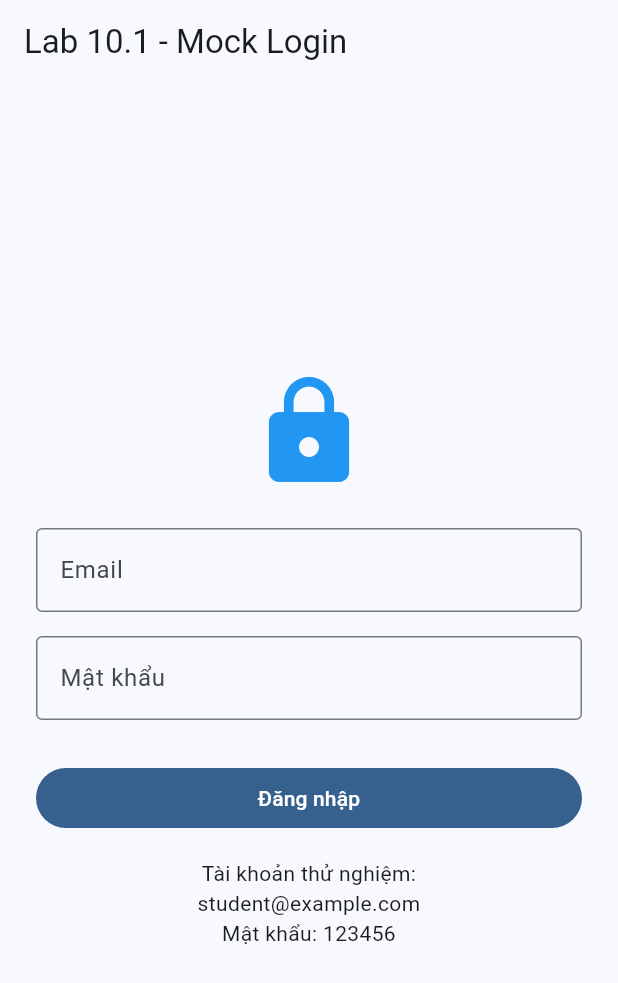
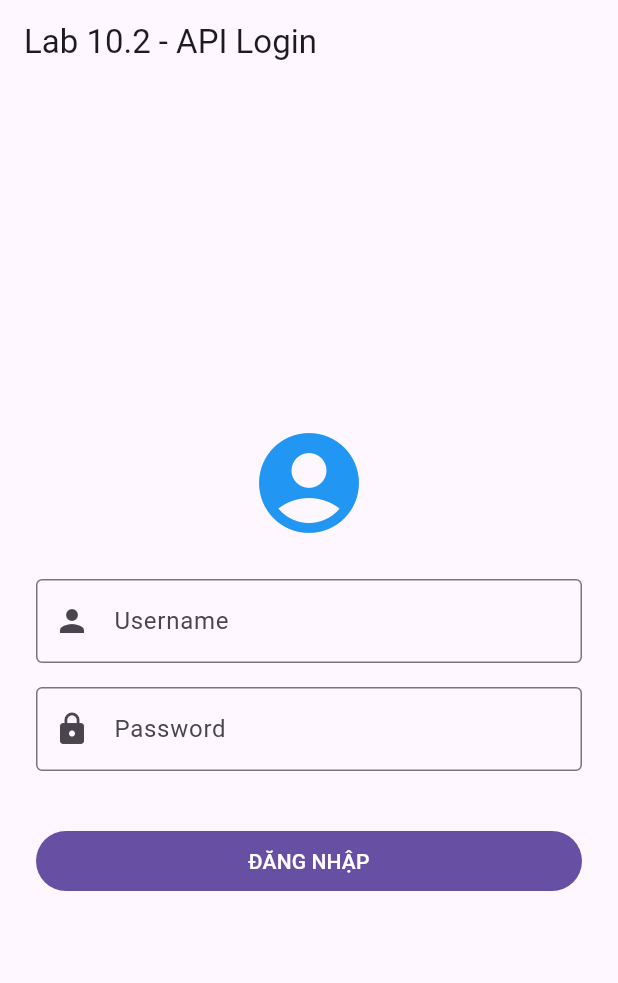
Before and after one commit to bacbac2004/PRM393_LAB, a Flutter app: the screen it shows after launch, on a phone screen of 412 x 824 dp. Shown: the top 983 px of the screen. Run offline on Flutter 3.47's test engine with Material 3 defaults, Android fonts, the phone set to English and light mode, and no system bars.

Commit message:
add lab10.2

```diff
--- a/lab10/lib/main.dart
+++ b/lab10/lib/main.dart
@@ -1,20 +1,14 @@
+
+import 'dart:convert';
+import 'dart:io';
 
 import 'package:flutter/material.dart';
 
-void main() => runApp(const MyApp());
-
-class MyApp extends StatelessWidget {
-  const MyApp({super.key});
-
-  @override
-  Widget build(BuildContext context) {
-    return MaterialApp(
+void main() {
+  runApp(const MaterialApp(
     debugShowCheckedModeBanner: false,
-      title: 'Mock Login',
-      theme: ThemeData(colorSchemeSeed: Colors.blue),
-      home: const LoginPage(),
-    );
-  }
+    home: LoginPage(),
+  ));
 }
 
 class LoginPage extends StatefulWidget {
@@ -25,47 +19,83 @@ class LoginPage extends StatefulWidget {
 }
 
 class _LoginPageState extends State<LoginPage> {
-  final formKey = GlobalKey<FormState>();
-  final emailController = TextEditingController();
+  final usernameController = TextEditingController();
   final passwordController = TextEditingController();
 
   bool loading = false;
-  String? error;
+  String message = '';
 
   Future<void> login() async {
-    if (!formKey.currentState!.validate()) return;
+    final username = usernameController.text.trim();
+    final password = passwordController.text;
+
+    if (username.isEmpty || password.isEmpty) {
+      setState(() => message = 'Vui lòng nhập đầy đủ thông tin');
+      return;
+    }
 
     setState(() {
       loading = true;
-      error = null;
+      message = '';
     });
 
-    // Giả lập gọi backend
-    await Future.delayed(const Duration(seconds: 2));
+    HttpClient? client;
+
+    try {
+      client = HttpClient();
+
+      final request = await client.postUrl(
+        Uri.parse('https://dummyjson.com/auth/login'),
+      );
+
+      request.headers.contentType = ContentType.json;
+
+      request.write(jsonEncode({
+        'username': username,
+        'password': password,
+        'expiresInMins': 30,
+      }));
+
+      final response = await request.close();
+      final body = await response.transform(utf8.decoder).join();
+      final data = jsonDecode(body) as Map<String, dynamic>;
 
       if (!mounted) return;
 
-    if (emailController.text.trim() == 'student@example.com' &&
-        passwordController.text == '123456') {
+      if (response.statusCode == 200) {
         Navigator.pushReplacement(
           context,
           MaterialPageRoute(
             builder: (_) => HomePage(
-            email: emailController.text.trim(),
+              name: data['firstName']?.toString() ?? username,
+              token: data['accessToken']?.toString() ?? '',
             ),
           ),
         );
       } else {
         setState(() {
-        error = 'Email hoặc mật khẩu không đúng';
-        loading = false;
+          message = data['message']?.toString()
+              ?? 'Đăng nhập thất bại';
         });
+      }
+    } catch (e) {
+      if (!mounted) return;
+
+      setState(() {
+        message = 'Không kết nối được máy chủ. Hãy thử lại.';
+      });
+    } finally {
+      client?.close(force: true);
+
+      if (mounted) {
+        setState(() => loading = false);
+      }
     }
   }
 
   @override
   void dispose() {
-    emailController.dispose();
+    usernameController.dispose();
     passwordController.dispose();
     super.dispose();
   }
@@ -73,71 +103,55 @@ class _LoginPageState extends State<LoginPage> {
   @override
   Widget build(BuildContext context) {
     return Scaffold(
-      appBar: AppBar(title: const Text('Lab 10.1 - Mock Login')),
+      appBar: AppBar(title: const Text('Lab 10.2 - API Login')),
       body: Center(
         child: SingleChildScrollView(
           padding: const EdgeInsets.all(24),
-          child: Form(
-            key: formKey,
           child: Column(
+            mainAxisAlignment: MainAxisAlignment.center,
             children: [
-                const Icon(Icons.lock, size: 80, color: Colors.blue),
+              const Icon(
+                Icons.account_circle,
+                size: 80,
+                color: Colors.blue,
+              ),
               const SizedBox(height: 24),
-                TextFormField(
-                  controller: emailController,
+              TextField(
+                controller: usernameController,
                 decoration: const InputDecoration(
-                    labelText: 'Email',
+                  labelText: 'Username',
                   border: OutlineInputBorder(),
+                  prefixIcon: Icon(Icons.person),
                 ),
-                  keyboardType: TextInputType.emailAddress,
-                  validator: (value) {
-                    if (value == null || value.trim().isEmpty) {
-                      return 'Vui lòng nhập email';
-                    }
-                    if (!value.contains('@')) return 'Email không hợp lệ';
-                    return null;
-                  },
               ),
               const SizedBox(height: 16),
-                TextFormField(
+              TextField(
                 controller: passwordController,
+                obscureText: true,
                 decoration: const InputDecoration(
-                    labelText: 'Mật khẩu',
+                  labelText: 'Password',
                   border: OutlineInputBorder(),
+                  prefixIcon: Icon(Icons.lock),
                 ),
-                  obscureText: true,
-                  validator: (value) {
-                    if (value == null || value.isEmpty) {
-                      return 'Vui lòng nhập mật khẩu';
-                    }
-                    if (value.length < 6) {
-                      return 'Mật khẩu cần ít nhất 6 ký tự';
-                    }
-                    return null;
-                  },
               ),
               const SizedBox(height: 16),
-                if (error != null)
-                  Text(error!, style: const TextStyle(color: Colors.red)),
-                const SizedBox(height: 12),
+              if (message.isNotEmpty)
+                Text(
+                  message,
+                  style: const TextStyle(color: Colors.red),
+                  textAlign: TextAlign.center,
+                ),
+              const SizedBox(height: 20),
               SizedBox(
                 width: double.infinity,
                 child: FilledButton(
                   onPressed: loading ? null : login,
                   child: loading
                       ? const CircularProgressIndicator()
-                        : const Text('Đăng nhập'),
+                      : const Text('ĐĂNG NHẬP'),
                 ),
               ),
-                const SizedBox(height: 16),
-                const Text(
-                  'Tài khoản thử nghiệm:\n'
-                      'student@example.com\n'
-                      'Mật khẩu: 123456',
-                  textAlign: TextAlign.center,
-                ),
             ],
-            ),
           ),
         ),
       ),
@@ -146,22 +160,43 @@ class _LoginPageState extends State<LoginPage> {
 }
 
 class HomePage extends StatelessWidget {
-  final String email;
+  final String name;
+  final String token;
 
-  const HomePage({super.key, required this.email});
+  const HomePage({
+    super.key,
+    required this.name,
+    required this.token,
+  });
 
   @override
   Widget build(BuildContext context) {
     return Scaffold(
-      appBar: AppBar(title: const Text('Home')),
+      appBar: AppBar(title: const Text('Trang chủ')),
       body: Center(
+        child: Padding(
+          padding: const EdgeInsets.all(20),
           child: Column(
             mainAxisAlignment: MainAxisAlignment.center,
             children: [
-            const Icon(Icons.check_circle, size: 80, color: Colors.green),
+              const Icon(
+                Icons.verified_user,
+                size: 70,
+                color: Colors.green,
+              ),
               const SizedBox(height: 16),
-            Text('Đăng nhập thành công!\n$email',
-                textAlign: TextAlign.center),
+              Text(
+                'Xin chào, $name!',
+                style: const TextStyle(fontSize: 24),
+              ),
+              const SizedBox(height: 12),
+              const Text('Đăng nhập API thành công!'),
+              const SizedBox(height: 12),
+              const Text('Access Token:'),
+              SelectableText(
+                token.isEmpty ? 'Không có token' : token,
+                textAlign: TextAlign.center,
+              ),
               const SizedBox(height: 20),
               FilledButton(
                 onPressed: () {
@@ -177,6 +212,7 @@ class HomePage extends StatelessWidget {
             ],
           ),
         ),
+      ),
     );
   }
 }
```
Also changed, not shown: lab10/pubspec.yaml (+4 -71 lines). Lines whose indentation alone changed are shown as unchanged.
